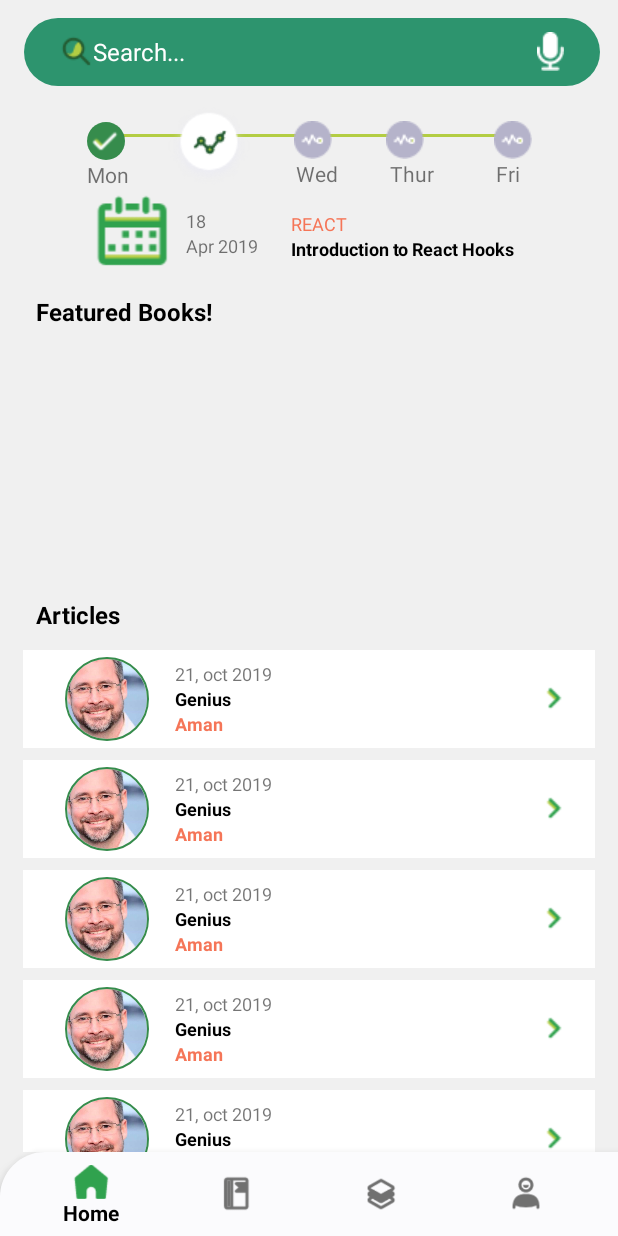
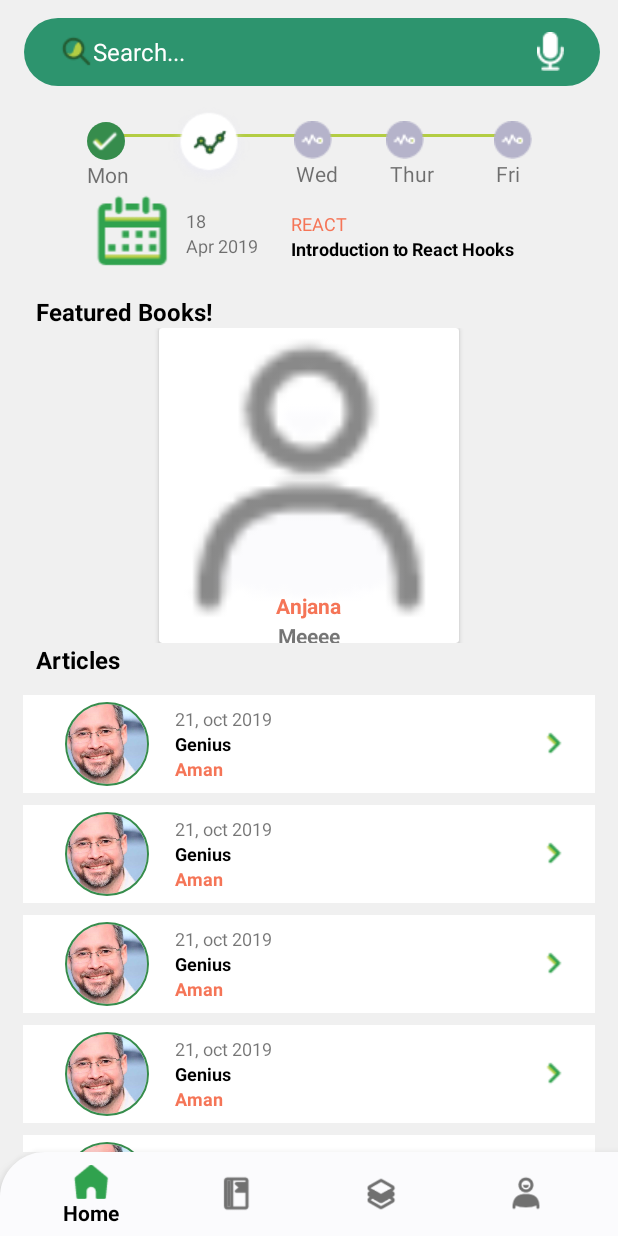
Before and after one commit to toluwalope19/decagon_classroom, an Android app: the screen it shows after launch (MainActivity), on a phone screen of 412 x 824 dp. Run offline under Robolectric (Android 15) with nearby library versions, the phone set to English and light mode, and no system bars; our stand-ins replace CircleImageView.

Commit message:
viewPager2 first phase

```diff
--- /dev/null
+++ b/app/src/main/java/com/example/decagon_classroom/Books.kt
@@ -0,0 +1,5 @@
+package com.example.decagon_classroom
+
+class Books (var name: String, var Author: String) {
+
+}
--- /dev/null
+++ b/app/src/main/java/com/example/decagon_classroom/CardAdapter.kt
@@ -0,0 +1,45 @@
+package com.example.decagon_classroom
+
+import android.view.LayoutInflater
+import android.view.View
+import android.view.ViewGroup
+import android.widget.TextView
+import androidx.recyclerview.widget.RecyclerView
+
+class CardAdapter (var books: ArrayList<Books>): RecyclerView.Adapter<CardAdapter.CardHolder>() {
+
+
+        override fun onCreateViewHolder(
+            parent: ViewGroup,
+            viewType: Int
+        ): CardHolder {
+
+            val view = LayoutInflater.from(parent.context).inflate(R.layout.list_row_book, parent, false)
+
+            return CardHolder(view)
+        }
+
+        override fun getItemCount(): Int {
+            return books.size
+        }
+
+        override fun onBindViewHolder(holder: CardHolder, position: Int) {
+
+            val books = books.get(position)
+            holder.titleText.text=books.name
+            holder.authorText.text=books.Author
+
+        }
+
+        class CardHolder(view: View): RecyclerView.ViewHolder(view){
+
+
+            var titleText: TextView
+            var authorText: TextView
+
+            init{
+                titleText=view.findViewById(R.id.card_booktitle)
+                authorText=view.findViewById(R.id.card_author)
+            }
+        }
+}
--- a/app/src/main/java/com/example/decagon_classroom/HomeFragment.kt
+++ b/app/src/main/java/com/example/decagon_classroom/HomeFragment.kt
@@ -8,6 +8,9 @@ import android.view.View
 import android.view.ViewGroup
 import androidx.recyclerview.widget.LinearLayoutManager
 import androidx.recyclerview.widget.RecyclerView
+import androidx.viewpager.widget.ViewPager
+import androidx.viewpager2.widget.ViewPager2
+import kotlinx.android.synthetic.main.fragment_homepage.*
 
 /**
  * A simple [Fragment] subclass.
@@ -31,6 +34,17 @@ class HomeFragment : Fragment() {
         // Inflate the layout for this fragment
         val view = inflater.inflate(R.layout.fragment_homepage, container, false)
 
+        var books = arrayListOf<Books>(
+
+            Books("Anjana","Meeee"),
+            Books("Anjana","Meeee"),
+            Books("Anjana","Meeee"),
+            Books("Anjana","Meeee")
+        )
+        val viewpager2 = view.findViewById<ViewPager2>(R.id.viewPager2)
+        viewpager2.adapter = CardAdapter(books)
+
+
 
         var articleList =  arrayListOf<Article>()
 
@@ -52,9 +66,12 @@ class HomeFragment : Fragment() {
         articleList.add(paper6)
 
 
+
         var homeRecyclerView = view?.findViewById<RecyclerView>(R.id.recycler_viewHome)
         homeRecyclerView?.layoutManager = LinearLayoutManager(this.activity!!.applicationContext)
+
         homeRecyclerView?.adapter=HomeArticleAdapter(articleList)
+
 
         return view
 
--- a/app/src/main/res/layout/fragment_homepage.xml
+++ b/app/src/main/res/layout/fragment_homepage.xml
@@ -12,6 +12,7 @@
     <include layout="@layout/search_bar"
         android:id="@+id/main_appbar"
         />
+
 
 
     <androidx.constraintlayout.widget.ConstraintLayout
@@ -261,12 +262,16 @@
                 android:textColor="@color/colorPrimaryDark"
                 android:textStyle="bold"/>
             <LinearLayout
+                android:id="@+id/vPager"
                 android:layout_width="match_parent"
-                android:layout_height="180dp"
+                android:layout_height="wrap_content"
                 android:orientation="horizontal"
                 android:layout_weight="5">
 
-
+                <androidx.viewpager2.widget.ViewPager2
+                    android:id="@+id/viewPager2"
+                    android:layout_width="match_parent"
+                    android:layout_height="wrap_content"/>
 
 
             </LinearLayout>
--- /dev/null
+++ b/app/src/main/res/layout/list_row_book.xml
@@ -0,0 +1,42 @@
+<?xml version="1.0" encoding="utf-8"?>
+<LinearLayout xmlns:android="http://schemas.android.com/apk/res/android"
+    xmlns:app="http://schemas.android.com/apk/res-auto"
+    android:orientation="vertical" android:layout_width="match_parent"
+    android:layout_height="match_parent">
+
+
+    <androidx.cardview.widget.CardView
+        android:layout_gravity="center"
+        android:layout_width="200dp"
+        android:layout_height="wrap_content">
+
+
+        <ImageView
+            android:id="@+id/imageView"
+            android:layout_width="match_parent"
+            android:layout_height="210dp"
+            app:srcCompat="@drawable/profile_icon" />
+
+        <TextView
+
+            android:id="@+id/card_author"
+            android:layout_gravity="center"
+            android:layout_marginTop="100dp"
+            android:textStyle="bold"
+            android:layout_width="wrap_content"
+            android:layout_height="wrap_content"
+            android:text="TextView" />
+
+        <TextView
+            android:id="@+id/card_booktitle"
+            android:layout_marginTop="80dp"
+            android:layout_gravity="center"
+            android:textColor="@color/errorColor"
+            android:textStyle="bold"
+            android:layout_width="wrap_content"
+            android:layout_height="wrap_content"
+            android:text="TextView" />
+
+
+    </androidx.cardview.widget.CardView>
+</LinearLayout>
```
